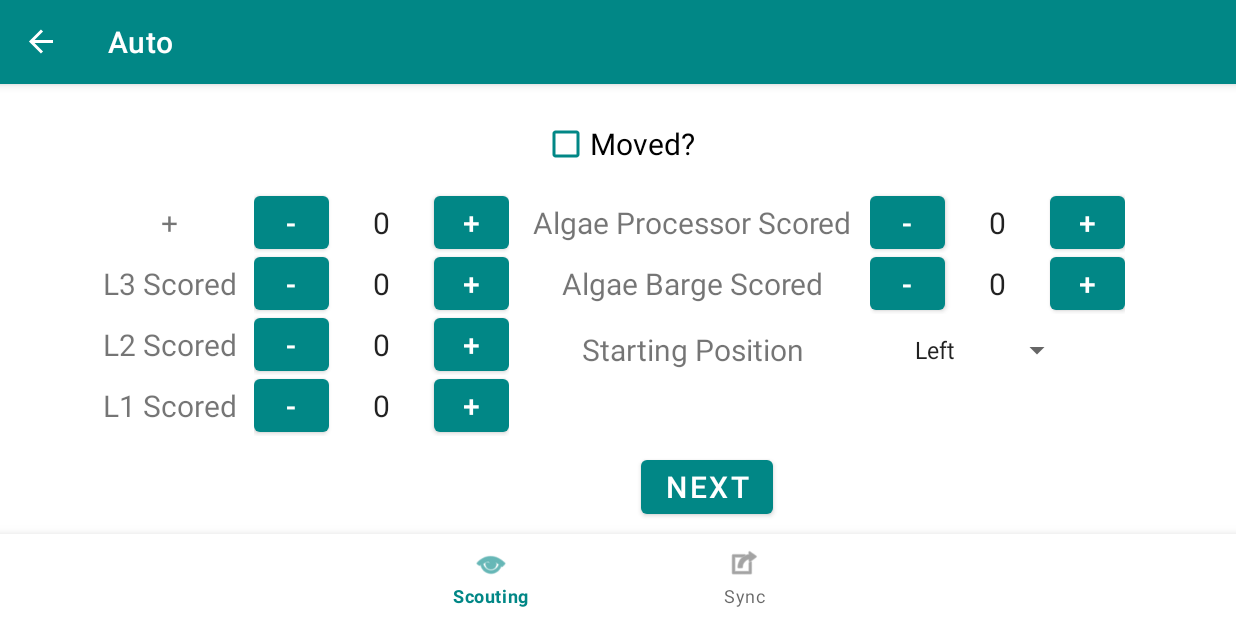
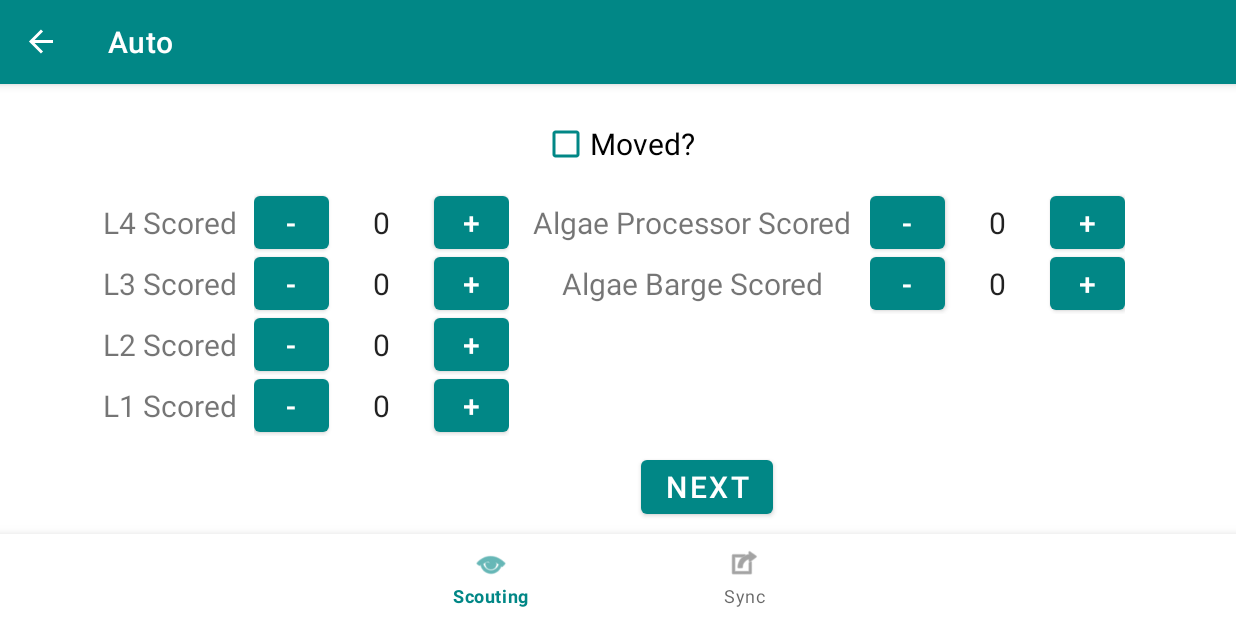
Before and after one commit to team2718/ScoutingAppCharm, an Android app built with Jetpack Compose: the FragmentScoutingAuto screen opened through its navigation route, on a phone screen of 824 x 412 dp (held sideways). Run offline under Robolectric (Android 15) with nearby library versions, the phone set to English and light mode, and no system bars; our stand-ins replace Room's generated code, navigation-ui.

Commit message:
In the process of getting things to work (They don't work yet)

```diff
--- a/app/src/main/java/com/team2718/scoutingappcharm/data_entity/ScoutingReport.kt
+++ b/app/src/main/java/com/team2718/scoutingappcharm/data_entity/ScoutingReport.kt
@@ -14,6 +14,10 @@ data class ScoutingReport (
     @ColumnInfo(name = "team_number") var teamNumber: Int = 0,
     @ColumnInfo(name = "match_number") var matchNumber: Int = 0,
     @ColumnInfo(name = "scout_name") var scoutName: String = "",
+    // Alliance (0 = Red, 1 = Blue)
+    @ColumnInfo(name = "alliance") var alliance: Int = 0,
+    // Starting Position (0 = Left, 1 = Middle, 2 = Right)
+    @ColumnInfo(name = "starting_position") var startingPosition: Int = 0,
     @ColumnInfo(name = "unix_time_complete") var unixTimeComplete: Int = 0, // Time the report was finished in unix time stamp
     @ColumnInfo(name = "stages_complete") var stagesComplete: Int = 0, // 0=New, 1=Match Info, 2=Auto, etc.
 
@@ -43,8 +47,10 @@ data class ScoutingReport (
     @ColumnInfo(name = "teleop_L2") var teleopL2: Int = 0,
     @ColumnInfo(name = "teleop_L3") var teleopL3: Int = 0,
     @ColumnInfo(name = "teleop_L4") var teleopL4: Int = 0,
+    // Hang (0 = No Hang, 1 = Park, 2 = Shallow, 3 = Deep)
+    @ColumnInfo(name = "hang_type") var hang_type: Int = 0,
 
     // Endgame
-    // Hang (0 = No Hang, 1 = Park, 2 = Shallow, 3 = Deep)
-    @ColumnInfo(name = "hang_type") var hang_type: Int = 0,
+    // Cards Received (0 = None, 1 = Yellow, 2 = Red)
+    @ColumnInfo(name = "cards_received") var cardsReceived: Int = 0,
 )
--- a/app/src/main/res/layout/fragment_scouting_auto.xml
+++ b/app/src/main/res/layout/fragment_scouting_auto.xml
@@ -171,29 +171,6 @@
                     android:layout_marginStart="12dp" />
             </TableRow>
 
-            <TableRow
-                android:layout_width="match_parent"
-                android:layout_height="match_parent"
-                android:gravity="center">
-
-                <TextView
-                    android:layout_width="wrap_content"
-                    android:layout_height="wrap_content"
-                    android:gravity="center"
-                    android:text="@string/startPos"
-                    android:textSize="20sp" />
-
-                <Spinner
-                    android:id="@+id/spinner"
-                    android:layout_width="match_parent"
-                    android:layout_height="wrap_content"
-                    android:layout_gravity="center"
-                    android:entries="@array/startingPos"
-                    android:minHeight="48dp"
-                    android:spinnerMode="dialog" />
-
-            </TableRow>
-
         </TableLayout>
     </LinearLayout>
 
--- a/app/src/main/res/layout/fragment_scouting_post_match.xml
+++ b/app/src/main/res/layout/fragment_scouting_post_match.xml
@@ -16,12 +16,14 @@
             android:layout_width="400dp"
             android:layout_height="100dp"
             android:layout_marginBottom="16dp"
+            android:layout_marginStart="16dp"
             android:text="@string/submit"
             android:textSize="24sp" />
 
         <TableRow
             android:layout_width="match_parent"
             android:layout_height="30dp"
+            android:layout_marginStart="16dp"
             android:gravity="center">
 
             <TextView
--- a/app/src/main/res/values/strings.xml
+++ b/app/src/main/res/values/strings.xml
@@ -17,7 +17,7 @@
     <string name="AL1Scored">L1 Scored</string>
     <string name="AL2Scored">L2 Scored</string>
     <string name="AL3Scored">L3 Scored</string>
-    <string name="AL4Scored">+</string>
+    <string name="AL4Scored">L4 Scored</string>
     <string name="Aalgae_barge_scored">Algae Barge Scored</string>
     <string name="Aalgae_processor_scored">Algae Processor Scored</string>
     <string name="Adislodged_algae">Dislodged Algae?</string>
@@ -37,7 +37,6 @@
     <string name="defended">Defended?</string>
     <string name="offense_skill">Offense Skill</string>
     <string name="defense_skill">Defense Skill</string>
-    <string name="cards_received">Any Cards Received</string>
     <string name="postmatch">Post Match</string>
     <string name="gen_notes">General Notes</string>
     <string name="submit">Submit</string>
@@ -92,7 +91,7 @@
     <string name="alliance">Alliance</string>
     <string name="startPos">Starting Position</string>
     <string name="hang">Hang</string>
-    <string name="cards">Cards Revieded</string>
+    <string name="cards">Cards Received</string>
     <string name="Talgae_human_scored">Algae Human Scored</string>
     <string name="navbar_post_match">Post Match</string>
     <string name="saved_matches">Saved Matches</string>
```
Also changed, not shown: app/src/main/res/layout/fragment_scouting_match_info.xml (+23 -0 lines).
